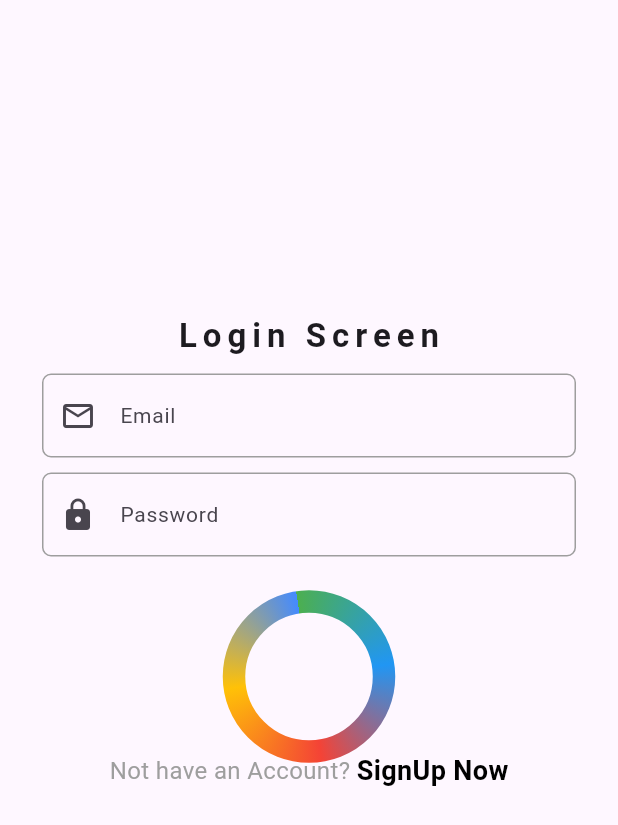
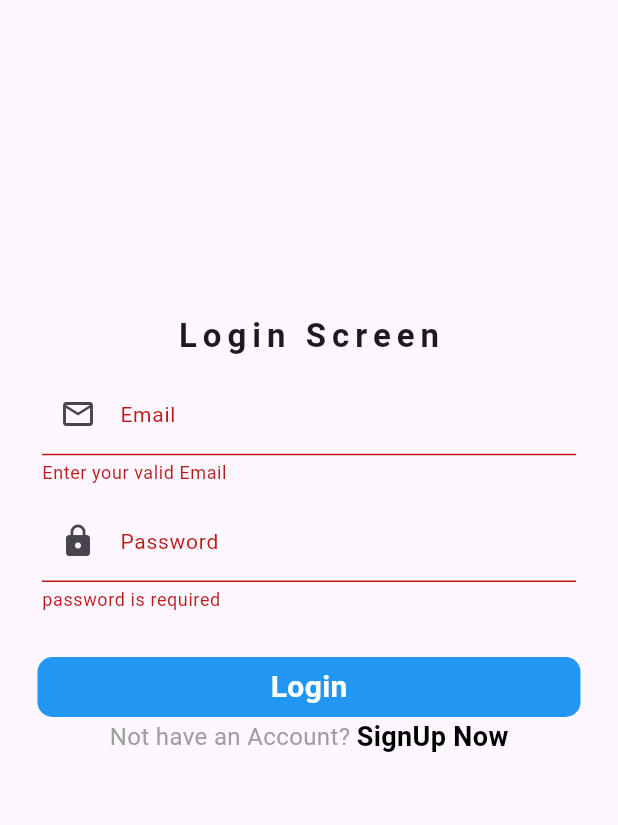
Before and after one commit to allenmasud12/shop-app-, a Flutter app: the screen it shows after launch, after a tap on "Login", on a phone screen of 412 x 824 dp. Shown: the top 825 px of the screen. Run offline on Flutter 3.47's test engine with Material 3 defaults, Android fonts, the phone set to English and light mode, and no system bars; drawn by our look-alikes of simple_circular_progress_bar; our stand-ins replace firebase_core, get; accounts and stored records are empty.

Commit message:
forrm validation

```diff
--- a/lib/main.dart
+++ b/lib/main.dart
@@ -1,11 +1,19 @@
 import 'package:firebase_core/firebase_core.dart';
 import 'package:flutter/material.dart';
-import 'package:flutter/scheduler.dart';
+import 'package:get/get.dart';
 import 'package:shop_app/views/screens/auth/login_screen.dart';
 
-void main() async{
+void main() async {
   WidgetsFlutterBinding.ensureInitialized();
-  await Firebase.initializeApp();
+  await Firebase.initializeApp(
+    name: 'test app',
+      options: const FirebaseOptions(
+    apiKey: "AIzaSyDA1HmvoL3Wj5oZpjk9rpuoJQYaY8d-FCU",
+    appId: "1:1089360954742:android:26a2736d894a9b655ee657",
+    messagingSenderId: "1089360954742",
+    projectId: "test-app-5edb5",
+    storageBucket: "gs://test-app-5edb5.appspot.com",
+  ));
   runApp(const MyApp());
 }
 
@@ -14,12 +22,10 @@ class MyApp extends StatelessWidget {
 
   @override
   Widget build(BuildContext context) {
-
-    return MaterialApp(
+    return GetMaterialApp(
       debugShowCheckedModeBanner: false,
       title: 'Shop app',
       theme: ThemeData(
-
         colorScheme: ColorScheme.fromSeed(seedColor: Colors.deepPurple),
         useMaterial3: true,
       ),
--- a/lib/views/screens/auth/login_screen.dart
+++ b/lib/views/screens/auth/login_screen.dart
@@ -1,5 +1,7 @@
 import 'package:flutter/foundation.dart';
 import 'package:flutter/material.dart';
+import 'package:get/get.dart';
+import 'package:shop_app/views/screens/auth/registration_screen.dart';
 import 'package:simple_circular_progress_bar/simple_circular_progress_bar.dart';
 
 import '../../../widgets/input_text.dart';
@@ -15,6 +17,7 @@ class _LoginScreenState extends State<LoginScreen> {
 TextEditingController emailTextEditingController = TextEditingController();
 TextEditingController passwordEditingController = TextEditingController();
 bool showprogressBar = false;
+final GlobalKey<FormState> _formkey = GlobalKey<FormState>();
 
   @override
   Widget build(BuildContext context) {
@@ -23,6 +26,8 @@ bool showprogressBar = false;
         child: Padding(
           padding: EdgeInsets.all(8.0),
           child: Center(
+            child: Form(
+              key: _formkey,
               child: Column(
                 // mainAxisAlignment: MainAxisAlignment.center,
                 children: [
@@ -42,6 +47,7 @@ bool showprogressBar = false;
                     width: MediaQuery.of(context).size.width,
                     margin: const EdgeInsets.symmetric(horizontal: 20),
                     child: InputTextWidget(
+                      emptyText: "Enter your valid Email",
                       textEditingController: emailTextEditingController,
                       labelString: "Email",
                       iconData: Icons.email_outlined,
@@ -53,6 +59,7 @@ bool showprogressBar = false;
                     width: MediaQuery.of(context).size.width,
                     margin: const EdgeInsets.symmetric(horizontal: 20),
                     child: InputTextWidget(
+                      emptyText: "password is required",
                       textEditingController: passwordEditingController,
                       labelString: "Password",
                       iconData: Icons.lock,
@@ -72,9 +79,14 @@ bool showprogressBar = false;
                         ),
                         child: InkWell(
                           onTap: (){
+                            if(_formkey.currentState!.validate()){
                               setState(() {
                                 showprogressBar = true;
                               });
+                              print("valid");
+                            }else{
+                              print("invalid");
+                            }
                           },
                           child: const Center(
                             child: Text(
@@ -108,9 +120,8 @@ bool showprogressBar = false;
                           fontSize: 16
                       ),),
                       InkWell(
-                      onTap: ()
-                      {
-
+                        onTap: () {
+                          Get.to(() => const RegistrationScreen());
                         },
                         child: const Text("SignUp Now",style: TextStyle(
                             color: Colors.black,
@@ -125,6 +136,7 @@ bool showprogressBar = false;
             ),
           ),
         ),
+      ),
     );
   }
 }
--- a/lib/widgets/input_text.dart
+++ b/lib/widgets/input_text.dart
@@ -2,6 +2,7 @@ import 'package:flutter/material.dart';
 
 class InputTextWidget extends StatelessWidget {
 final TextEditingController textEditingController;
+final String? emptyText;
 final IconData? iconData;
 final String? assetRefrance;
 final String labelString;
@@ -10,6 +11,7 @@ final bool isObscure;
 const InputTextWidget({
   super.key,
   required this.textEditingController,
+  this.emptyText,
   this.iconData,
   this.assetRefrance,
   required this.labelString,
@@ -17,7 +19,14 @@ const InputTextWidget({
 });
   @override
   Widget build(BuildContext context) {
-    return TextField(
+    return TextFormField(
+      validator: (value) {
+        if(value!.isEmpty){
+          return emptyText;
+        }else{
+          return null;
+        }
+      },
       controller: textEditingController,
       decoration: InputDecoration(
         prefixIcon: iconData != null
```
Also changed, not shown: lib/views/screens/auth/registration_screen.dart (+22 -11 lines), pubspec.yaml (+5 -2 lines), pubspec.lock, 4 other files. Lines whose indentation alone changed are shown as unchanged.
